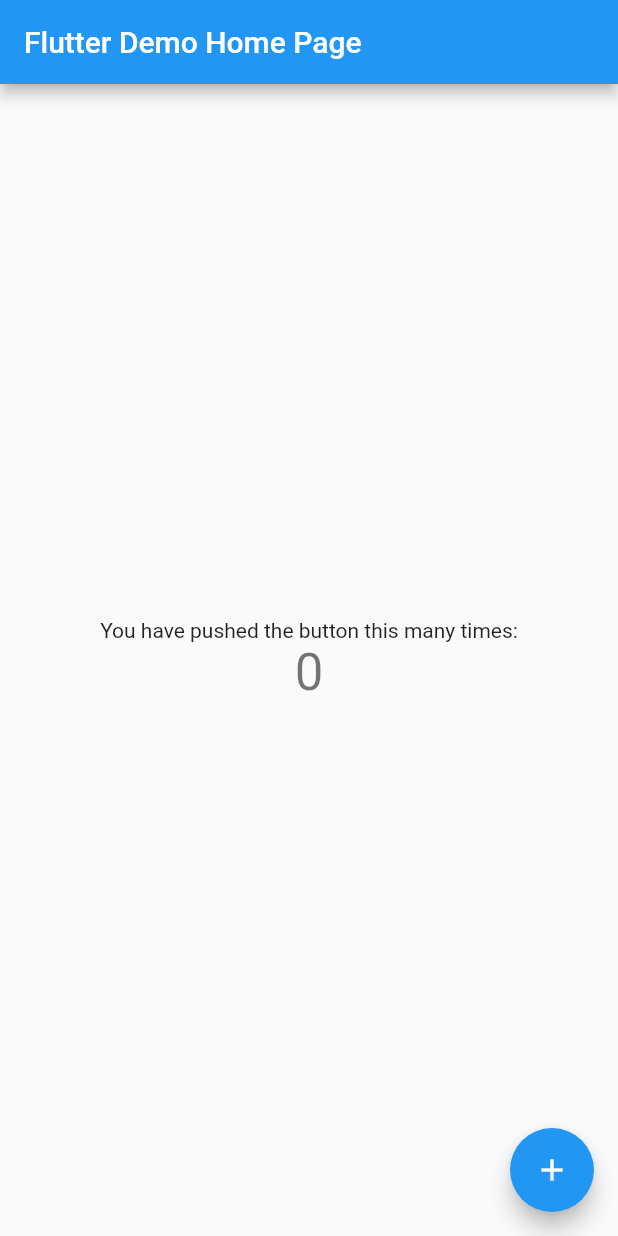
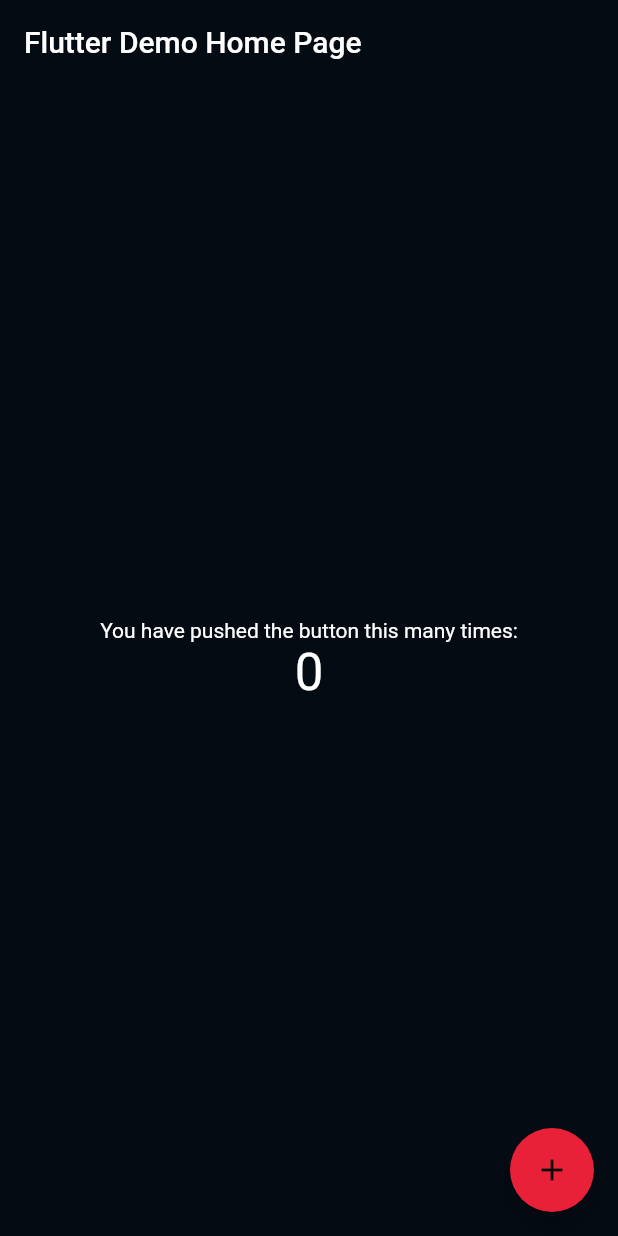
Before and after one commit to Thomega35/my_movie_recommendation_app, a Flutter app: the screen it shows after launch, on a phone screen of 412 x 824 dp. Run offline on Flutter 3.47's test engine with Material 2 defaults, Android fonts, the phone set to English and light mode, and no system bars.

Commit message:
Lecture 2 - Palette and Theme
Defining the color of the app
Defining the theme of the app
Applying the theme to the app

```diff
--- /dev/null
+++ b/lib/Theme/custom_theme.dart
@@ -0,0 +1,49 @@
+import 'package:flutter/material.dart';
+import 'package:my_movie_recomandation_app/Theme/palette.dart';
+
+class CustomTheme {
+  //dark theme
+  static ThemeData darkTheme(BuildContext context) {
+    final theme = Theme.of(context);
+    return ThemeData(
+      colorScheme: ColorScheme.fromSwatch(
+        primarySwatch: MaterialColor(
+          Palette.red500.value,
+          const {
+            100: Palette.red100,
+            200: Palette.red200,
+            300: Palette.red300,
+            400: Palette.red400,
+            500: Palette.red500,
+            600: Palette.red600,
+            700: Palette.red700,
+            800: Palette.red800,
+            900: Palette.red900,
+          },
+      ),
+      brightness: Brightness.dark,
+      ).copyWith(secondary: Palette.red500),
+      scaffoldBackgroundColor: Palette.almostBlack,
+      appBarTheme: const AppBarTheme(
+        color: Palette.almostBlack,
+        elevation: 0,
+      ),
+      textTheme: theme.primaryTextTheme
+        .copyWith(
+          button: theme.primaryTextTheme.button?.copyWith(
+            color: Colors.white,
+            fontSize: 16,
+            fontWeight: FontWeight.bold,
+          )
+        )
+        .apply(
+          displayColor: Colors.white,
+        ),
+      textButtonTheme: TextButtonThemeData(
+        style: TextButton.styleFrom(
+          backgroundColor: Palette.red500,
+        ),
+      ),
+    );
+  }
+}
--- /dev/null
+++ b/lib/Theme/palette.dart
@@ -0,0 +1,14 @@
+import 'package:flutter/rendering.dart';
+
+class Palette{
+  static const Color almostBlack = Color(0xff040B13);
+  static const Color red100 = Color(0xfffce5e8);
+  static const Color red200 = Color(0xfff7b2ba);
+  static const Color red300 = Color(0xfff27f8d);
+  static const Color red400 = Color(0xffec4b5f);
+  static const Color red500 = Color(0xffE82139);
+  static const Color red600 = Color(0xffb41326);
+  static const Color red700 = Color(0xff800d1b);
+  static const Color red800 = Color(0xff4d0810);
+  static const Color red900 = Color(0xff1a0305);
+}
--- a/lib/main.dart
+++ b/lib/main.dart
@@ -1,4 +1,6 @@
 import 'package:flutter/material.dart';
+import 'package:my_movie_recomandation_app/Theme/custom_theme.dart';
+import 'package:my_movie_recomandation_app/Theme/palette.dart';
 
 void main() {
   runApp(const MyApp());
@@ -11,10 +13,9 @@ class MyApp extends StatelessWidget {
   @override
   Widget build(BuildContext context) {
     return MaterialApp(
-      title: 'Flutter Demo',
-      theme: ThemeData(
-        primarySwatch: Colors.blue,
-      ),
+      title: 'Movie Recommendation App',
+      darkTheme: CustomTheme.darkTheme(context),
+      themeMode: ThemeMode.dark,
       home: const MyHomePage(title: 'Flutter Demo Home Page'),
     );
   }
```
